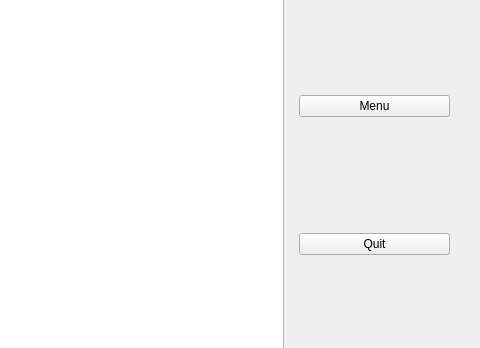
The window that Game/mainwindow.ui (ItsOpaz/ohjelmointi3) describes before a commit, drawn with Qt 5; both pictures show x 821 to 1301 and y 114 to 462 of the 1301 by 669 pixel window.
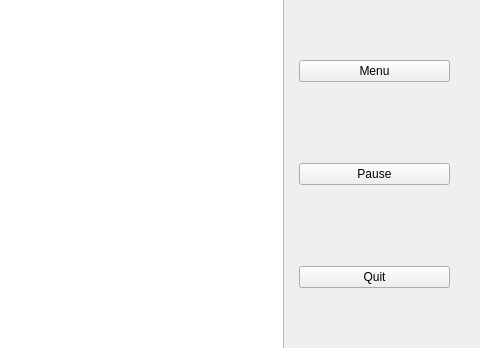
The same window after the commit.

Commit message: Added real time clock to UI

Diff of the .ui file:
```diff
--- a/Game/mainwindow.ui
+++ b/Game/mainwindow.ui
@@ -51,6 +51,13 @@
        </property>
       </widget>
      </item>
+     <item>
+      <widget class="QPushButton" name="pushButton_pause">
+       <property name="text">
+        <string>Pause</string>
+       </property>
+      </widget>
+     </item>
      <item>
       <widget class="QPushButton" name="quitButton">
        <property name="text">
```
Left out of the diff: 5 changed lines with no effect on the pictures. The commit also changes 2 other files.
